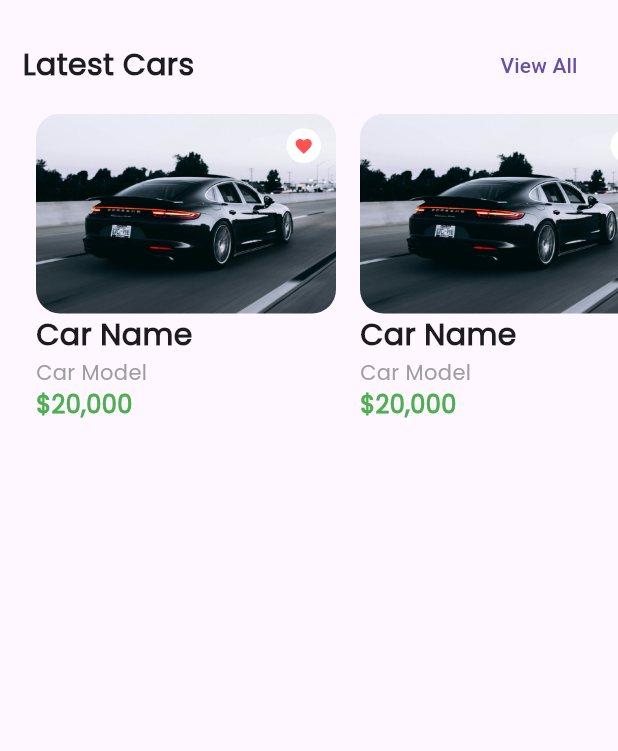
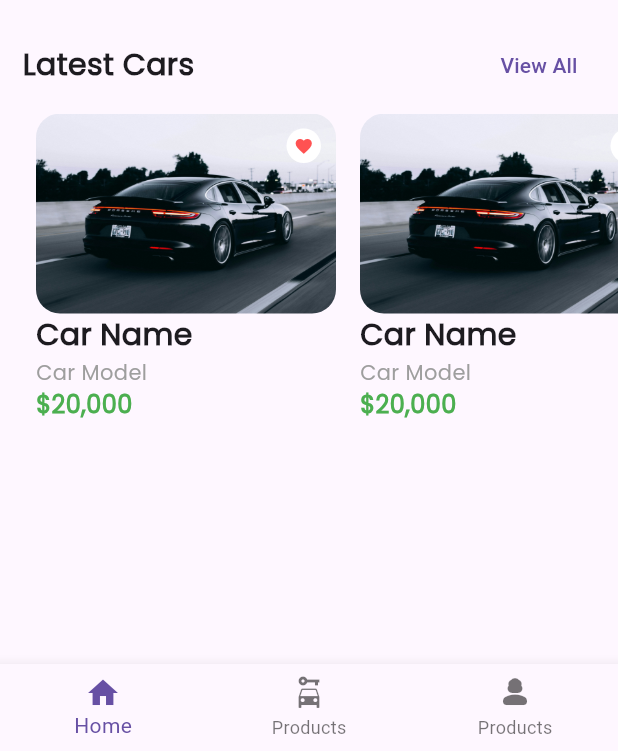
Before and after one commit to lesajayaweera/MAD_assignment_final, a Flutter app: the screen it shows after launch, on a phone screen of 412 x 824 dp, the part 485-1236 px from its top. Run offline on Flutter 3.47's test engine with Material 3 defaults, Android fonts, the phone set to English and light mode, and no system bars.

Commit message:
made the bottom navigation

```diff
--- a/lib/screens/home.dart
+++ b/lib/screens/home.dart
@@ -120,6 +120,19 @@ class Home extends StatelessWidget {
           ],
         ),
       ),
+      bottomNavigationBar: BottomNavigationBar(
+        items: [
+          BottomNavigationBarItem(icon: Icon(Icons.home), label: 'Home'),
+          BottomNavigationBarItem(
+            icon: Icon(Icons.car_rental),
+            label: 'Products',
+          ),
+          BottomNavigationBarItem(
+            icon: Icon(Icons.person_3_rounded),
+            label: 'Products',
+          ),
+        ],
+      ),
     );
   }
 }
```
